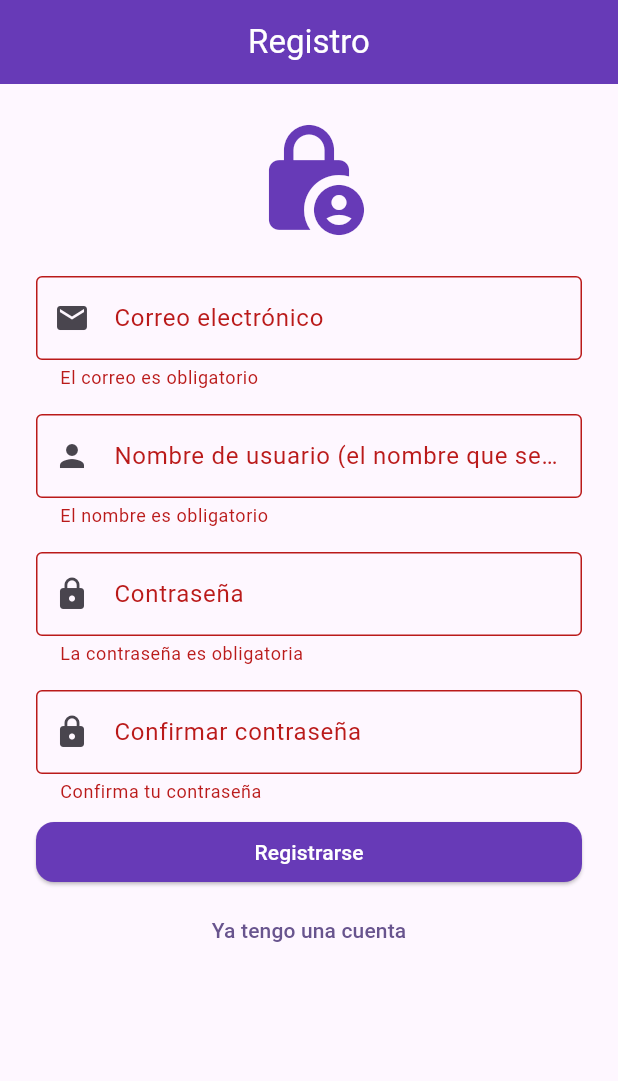
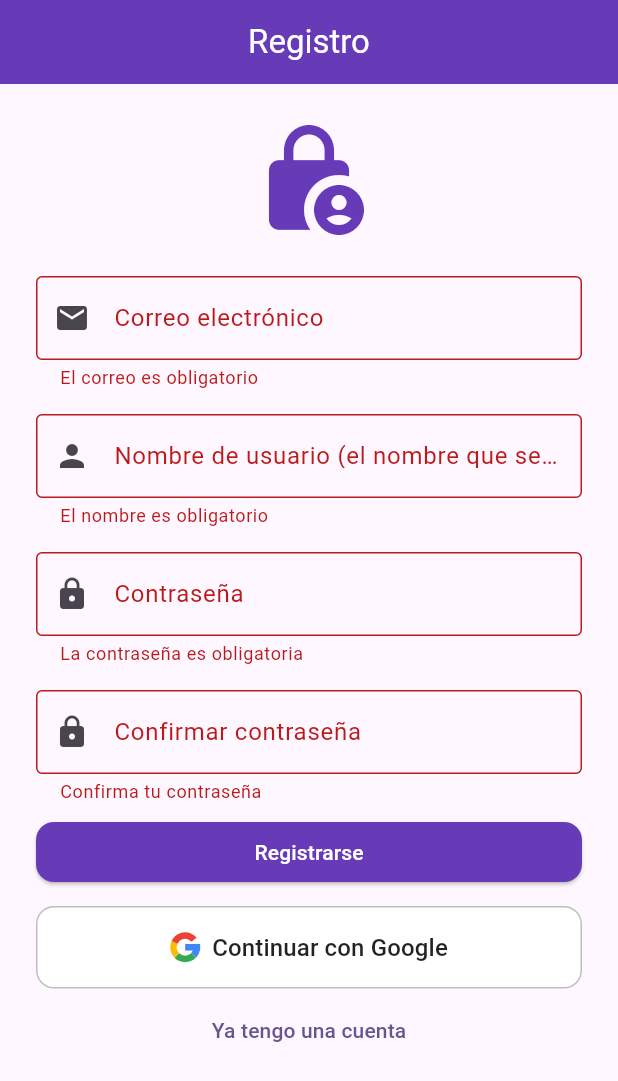
Before and after one commit to DanielMartinCordero/parfum_dex, a Flutter app: the RegisterScreen screen opened by its route, after a tap on "Registrarse", on a phone screen of 412 x 824 dp. Shown: the top 1081 px of the screen. Run offline on Flutter 3.47's test engine with Material 3 defaults, Android fonts, the phone set to English and light mode, and no system bars; our stand-ins replace cloud_firestore, firebase_auth, firebase_core, go_router, material_symbols_icons, shared_preferences; accounts and stored records are empty; generated files the repository leaves out were written again; network calls fail.

Commit message:
feat: add GoogleSignInButton widget and integrate Google sign-in in login and register screens

```diff
--- /dev/null
+++ b/lib/widgets/google_sign_in_button.dart
@@ -0,0 +1,90 @@
+import 'dart:math';
+
+import 'package:flutter/material.dart';
+
+class GoogleSignInButton extends StatelessWidget {
+  // Si es null, Flutter dibuja el botón deshabilitado (en gris)
+  final VoidCallback? onPressed;
+
+  const GoogleSignInButton({super.key, required this.onPressed});
+
+  @override
+  Widget build(BuildContext context) {
+    return OutlinedButton.icon(
+      onPressed: onPressed,
+      icon: const SizedBox(
+        width: 20,
+        height: 20,
+        child: CustomPaint(painter: _GoogleLogoPainter()),
+      ),
+      label: const Text('Continuar con Google', style: TextStyle(fontSize: 16)),
+      style: OutlinedButton.styleFrom(
+        backgroundColor: Colors.white,
+        foregroundColor: Colors.black87,
+        padding: const EdgeInsets.symmetric(vertical: 16),
+        side: BorderSide(color: Colors.grey.shade400),
+        shape: RoundedRectangleBorder(
+          borderRadius: BorderRadius.circular(12), // Igual que los ElevatedButton del tema
+        ),
+      ),
+    );
+  }
+}
+
+// Dibuja la "G" de Google con sus cuatro colores, sin imágenes ni paquetes.
+class _GoogleLogoPainter extends CustomPainter {
+  const _GoogleLogoPainter();
+
+  static const _blue = Color(0xFF4285F4);
+  static const _green = Color(0xFF34A853);
+  static const _yellow = Color(0xFFFBBC05);
+  static const _red = Color(0xFFEA4335);
+
+  @override
+  void paint(Canvas canvas, Size size) {
+    final stroke = size.width * 0.22;
+
+    // El arco se dibuja sobre el centro del trazo, así que encogemos el
+    // rectángulo medio trazo por cada lado para que no se salga del icono.
+    final rect = Rect.fromLTWH(
+      stroke / 2,
+      stroke / 2,
+      size.width - stroke,
+      size.height - stroke,
+    );
+
+    // Ángulos en grados: 0 = derecha y crecen en el sentido del reloj.
+    void arc(double startDeg, double sweepDeg, Color color) {
+      canvas.drawArc(
+        rect,
+        startDeg * pi / 180,
+        sweepDeg * pi / 180,
+        false,
+        Paint()
+          ..color = color
+          ..style = PaintingStyle.stroke
+          ..strokeWidth = stroke,
+      );
+    }
+
+    arc(0, 45, _blue); // abajo a la derecha
+    arc(45, 90, _green); // abajo
+    arc(135, 70, _yellow); // izquierda
+    arc(205, 115, _red); // arriba (deja un hueco a la derecha: la boca de la G)
+
+    // La barra horizontal azul, del centro hasta el borde derecho
+    final center = rect.center;
+    canvas.drawRect(
+      Rect.fromLTRB(
+        center.dx,
+        center.dy - stroke / 2,
+        size.width,
+        center.dy + stroke / 2,
+      ),
+      Paint()..color = _blue,
+    );
+  }
+
+  @override
+  bool shouldRepaint(covariant CustomPainter oldDelegate) => false;
+}
```
Also changed, not shown: lib/screens/login_screen.dart (+29 -0 lines), lib/screens/register_screen.dart (+29 -0 lines).
